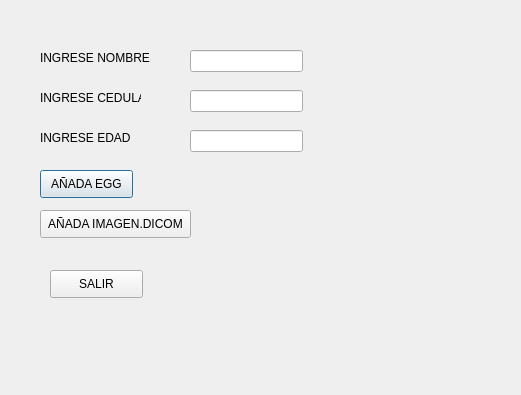
Qt form Ingreso_Paciente.ui (ecruzt/Trabajo-Final) before a commit.
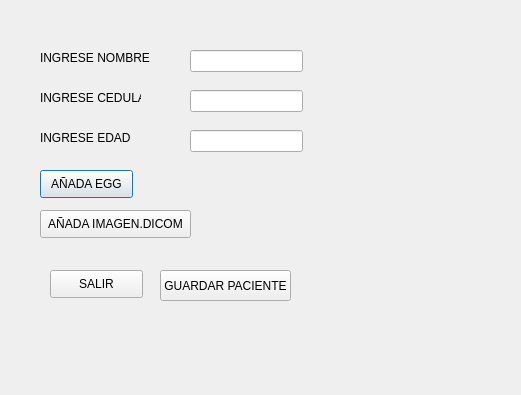
The same form after that commit.

Commit message: GUARDAR PACIENTE

The edit to the form file:
```diff
--- a/Ingreso_Paciente.ui
+++ b/Ingreso_Paciente.ui
@@ -147,6 +147,19 @@
     <string>SALIR</string>
    </property>
   </widget>
+  <widget class="QPushButton" name="pushButton_3">
+   <property name="geometry">
+    <rect>
+     <x>160</x>
+     <y>270</y>
+     <width>131</width>
+     <height>31</height>
+    </rect>
+   </property>
+   <property name="text">
+    <string>GUARDAR PACIENTE</string>
+   </property>
+  </widget>
  </widget>
  <resources/>
  <connections/>
```
The commit also changes 2 other files.
